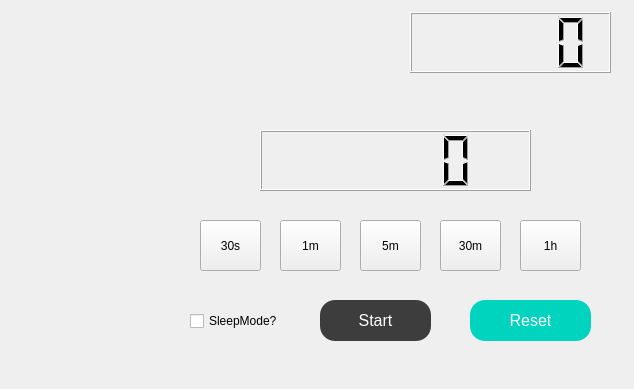
Qt form mainwindow.ui (SaNcHeS12557/CSDowner) before a commit.
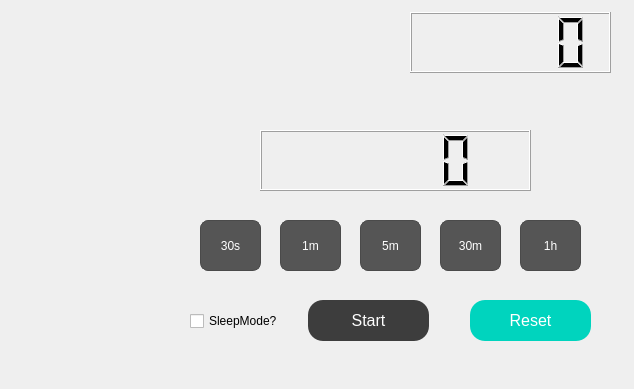
The same form after that commit. Icons and pictures are not drawn.

The edit to the form file:
```diff
--- a/mainwindow.ui
+++ b/mainwindow.ui
@@ -23,10 +23,38 @@
    <iconset resource="resources.qrc">
     <normaloff>:/images/src/icon.ico</normaloff>:/images/src/icon.ico</iconset>
   </property>
+  <property name="styleSheet">
+   <string notr="true">QMessageBox {
+    background-color: #2d2d2d;
+    color: white;
+    border: 1px solid #4a4a4a;
+    border-radius: 8px;
+}
+
+QMessageBox QPushButton {
+    background-color: #3c3c3c;
+    color: white;
+    border: 1px solid #4a4a4a;
+    border-radius: 8px;
+	min-width: 100px;
+	padding: 4px;
+}
+
+QMessageBox QPushButton:hover {
+    background-color: #555;
+}
+
+QMessageBox QPushButton:focus {
+    background-color: #777;
+}</string>
+  </property>
   <property name="locale">
    <locale language="English" country="UnitedStates"/>
   </property>
   <widget class="QWidget" name="centralwidget">
+   <property name="styleSheet">
+    <string notr="true"/>
+   </property>
    <widget class="QWidget" name="timeOptionsWidget" native="true">
     <property name="geometry">
      <rect>
@@ -46,6 +74,25 @@
       <height>71</height>
      </rect>
     </property>
+    <property name="styleSheet">
+     <string notr="true">QPushButton {
+    background-color: #555;
+    color: white;
+    border: 0.5px solid #4a4a4a;
+    padding: 5px;
+    border-radius: 8px;
+}
+
+QPushButton:hover {
+    background-color: #777;
+}
+
+QPushButton:disabled {
+    background-color: #1e1e1e;
+    color: gray;
+    border: 0.5px solid #4a4a4a;
+}</string>
+    </property>
     <widget class="QPushButton" name="s30Button">
      <property name="geometry">
       <rect>
@@ -115,12 +162,19 @@
    <widget class="QPushButton" name="startButton">
     <property name="geometry">
      <rect>
-      <x>320</x>
+      <x>308</x>
       <y>300</y>
-      <width>111</width>
+      <width>121</width>
       <height>41</height>
      </rect>
     </property>
+    <property name="font">
+     <font>
+      <family>Segoe UI</family>
+      <pointsize>-1</pointsize>
+      <bold>false</bold>
+     </font>
+    </property>
     <property name="styleSheet">
      <string notr="true">QPushButton {
     background-color: #3d3d3d;
@@ -137,6 +191,11 @@
 
 QPushButton:pressed {
     background-color: #1c5980; 
+}
+
+QPushButton:disabled {
+	background-color: #1a1919;
+	color: gray;
 }</string>
     </property>
     <property name="text">
```
Left out of the diff: 19 changed lines with no effect on the pictures.
